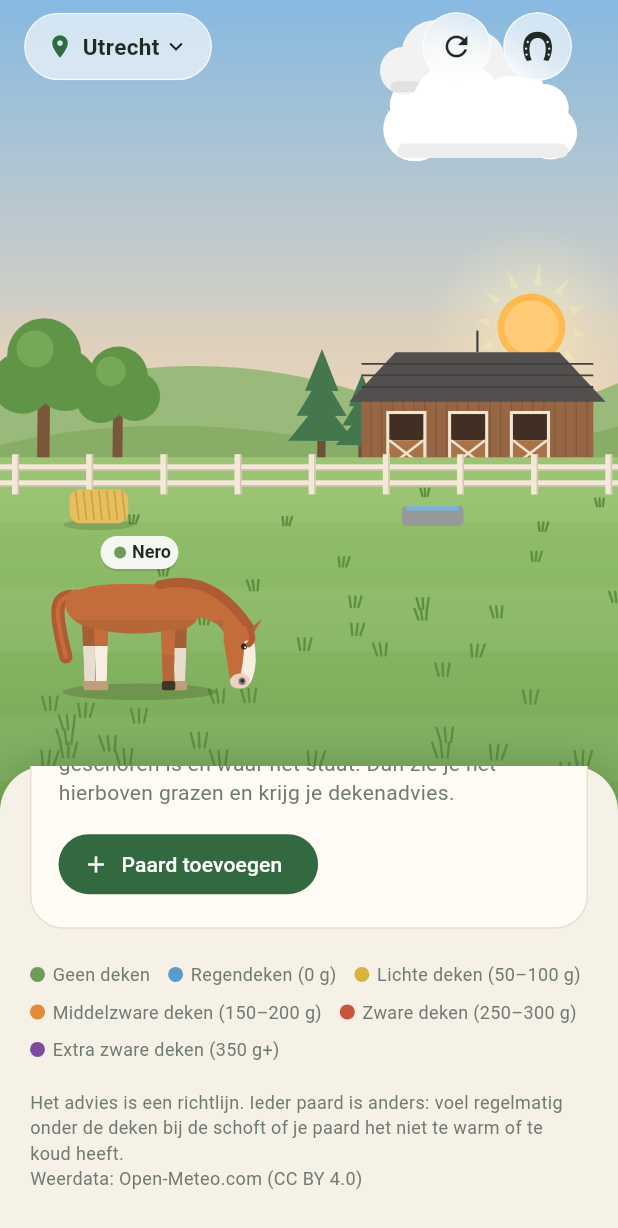
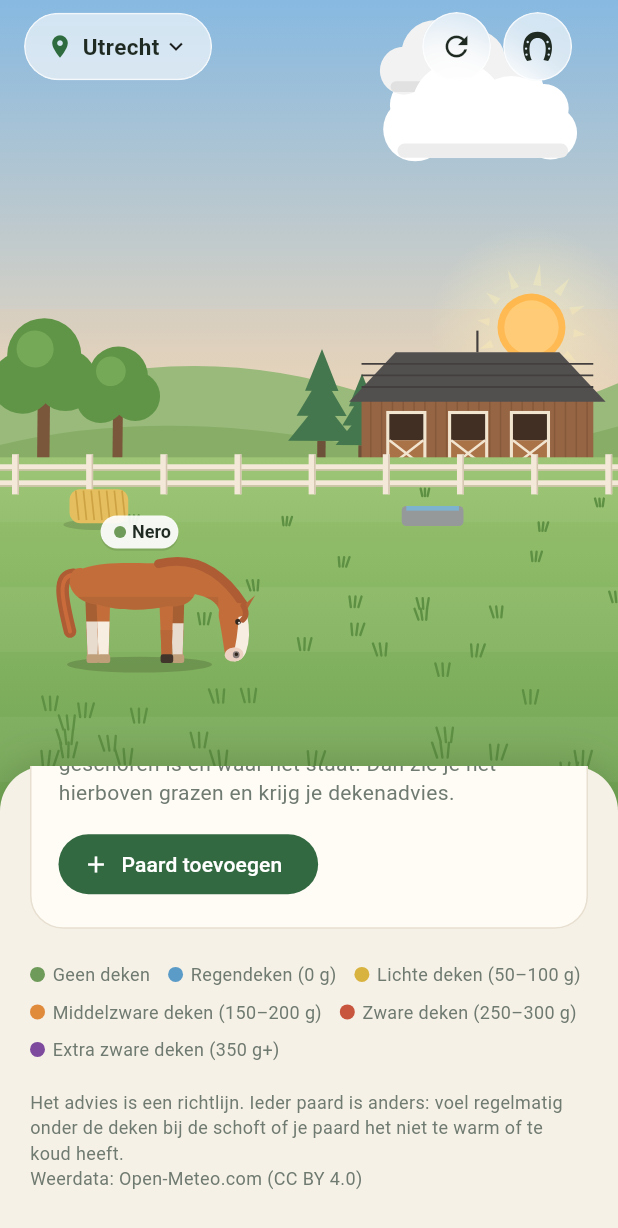
Before and after one commit to maxcallie/dekenweer, a Flutter app: the screen it shows after launch, scrolled down 396 dp, on a phone screen of 412 x 824 dp. Shown: the top 1228 px of the screen. Run offline on Flutter 3.47's test engine with Material 3 defaults, Android fonts, the phone set to English and light mode, and no system bars; our stand-ins replace shared_preferences; network calls fail.

Commit message:
Paarden schuiven mee met het adviespaneel
Co-Authored-By: Claude Opus 5.5 <noreply@anthropic.com>
Claude-Session: https://claude.ai/code/session_01MwtHEgK67CJNw22BtHhUHa

```diff
--- a/lib/screens/home_screen.dart
+++ b/lib/screens/home_screen.dart
@@ -29,6 +29,10 @@ class _HomeScreenState extends State<HomeScreen> with WidgetsBindingObserver {
   /// (geldt voor één dag + fase; daarna weer automatisch).
   bool? _stableOverride;
   String _overrideKey = '';
+
+  /// Hoeveel van het scherm het adviespaneel onderin bedekt (0–1).
+  final _covered = ValueNotifier<double>(0.38);
+
   @override
   void initState() {
     super.initState();
@@ -38,6 +42,7 @@ class _HomeScreenState extends State<HomeScreen> with WidgetsBindingObserver {
   @override
   void dispose() {
     WidgetsBinding.instance.removeObserver(this);
+    _covered.dispose();
     super.dispose();
   }
 
@@ -107,12 +112,14 @@ class _HomeScreenState extends State<HomeScreen> with WidgetsBindingObserver {
                       weather: scene,
                       horses: inside,
                       onHorseTap: onHorseTap,
+                      covered: _covered,
                     )
                   : FarmScene(
                       key: const ValueKey('wei'),
                       weather: scene,
                       horses: outside,
                       onHorseTap: onHorseTap,
+                      covered: _covered,
                     ),
             ),
           ),
@@ -169,13 +176,20 @@ class _HomeScreenState extends State<HomeScreen> with WidgetsBindingObserver {
             final h = box.maxHeight;
             final bottom = MediaQuery.of(context).padding.bottom;
             final collapsed = h > 0 ? ((64 + bottom) / h).clamp(0.05, 0.3) : 0.1;
-            return DraggableScrollableSheet(
+            return NotificationListener<DraggableScrollableNotification>(
+              onNotification: (n) {
+                // De paarden in de wei/stal schuiven mee met het paneel.
+                _covered.value = n.extent;
+                return false;
+              },
+              child: DraggableScrollableSheet(
                 initialChildSize: 0.38,
                 minChildSize: collapsed,
                 maxChildSize: 0.93,
                 snap: true,
                 snapSizes: const [0.38],
                 builder: (context, controller) => _Sheet(controller: controller),
+              ),
             );
           }),
         ],
--- a/lib/widgets/farm_scene.dart
+++ b/lib/widgets/farm_scene.dart
@@ -55,19 +55,26 @@ class SceneHorse {
 
 /// Layout-verhoudingen van de scène (als fractie van de hoogte).
 class SceneLayout {
-  SceneLayout(this.size);
+  /// [covered] is het deel van de hoogte (0–1) dat onderin door het
+  /// adviespaneel wordt bedekt. De paarden blijven in het zichtbare deel.
+  SceneLayout(this.size, [double covered = 0.38])
+      : pastureBottom = (size.height * (1 - covered) - size.height * 0.05)
+            .clamp(size.height * 0.545, size.height * 0.86);
   final Size size;
 
   double get w => size.width;
   double get h => size.height;
   double get horizon => h * 0.37;
   double get pastureTop => h * 0.445;
-  double get pastureBottom => h * 0.60;
+  final double pastureBottom;
 
   /// Schaal van een paard op diepte [d] (0 = achteraan, 1 = vooraan).
+  /// Hoe dieper de zichtbare wei, hoe groter de paarden vooraan.
   double horseScale(double d) {
     final base = math.min(w, h * 0.62) / 100;
-    return base * ui.lerpDouble(0.19, 0.30, d)!;
+    final spread =
+        ((pastureBottom - pastureTop) / (h * 0.155)).clamp(0.8, 1.7);
+    return base * ui.lerpDouble(0.19, 0.19 + 0.11 * spread, d)!;
   }
 
   Offset horsePos(double x, double d) => Offset(
@@ -149,11 +156,15 @@ class FarmScene extends StatefulWidget {
     required this.weather,
     required this.horses,
     this.onHorseTap,
+    this.covered,
   });
 
   final SceneWeather weather;
   final List<SceneHorse> horses;
   final ValueChanged<Horse>? onHorseTap;
+
+  /// Deel van de hoogte dat onderin door het paneel bedekt is.
+  final ValueListenable<double>? covered;
 
   @override
   State<FarmScene> createState() => _FarmSceneState();
@@ -207,7 +218,7 @@ class _FarmSceneState extends State<FarmScene>
   void _handleTap(TapUpDetails details, Size size) {
     final cb = widget.onHorseTap;
     if (cb == null) return;
-    final layout = SceneLayout(size);
+    final layout = SceneLayout(size, widget.covered?.value ?? 0.38);
     // vooraan staande paarden eerst (die liggen bovenop)
     final sorted = widget.horses.toList()
       ..sort((a, b) =>
@@ -239,6 +250,7 @@ class _FarmSceneState extends State<FarmScene>
             weather: widget.weather,
             horses: widget.horses,
             agents: _agents,
+            covered: widget.covered,
             textScaler: MediaQuery.textScalerOf(context),
           ),
         ),
@@ -258,12 +270,14 @@ class _FarmPainter extends CustomPainter {
     required this.horses,
     required this.agents,
     required this.textScaler,
+    this.covered,
   }) : super(repaint: clock);
 
   final ValueNotifier<double> clock;
   final SceneWeather weather;
   final List<SceneHorse> horses;
   final Map<String, _HorseAgent> agents;
+  final ValueListenable<double>? covered;
   final TextScaler textScaler;
 
   static final _labelCache = <String, TextPainter>{};
@@ -293,7 +307,7 @@ class _FarmPainter extends CustomPainter {
   void paint(Canvas canvas, Size size) {
     if (size.isEmpty) return;
     final t = clock.value;
-    final l = SceneLayout(size);
+    final l = SceneLayout(size, covered?.value ?? 0.38);
     canvas.clipRect(Offset.zero & size);
 
     _sky(canvas, l, t);
```
Also changed, not shown: lib/widgets/stable_scene.dart (+20 -2 lines). Lines whose indentation alone changed are shown as unchanged.
